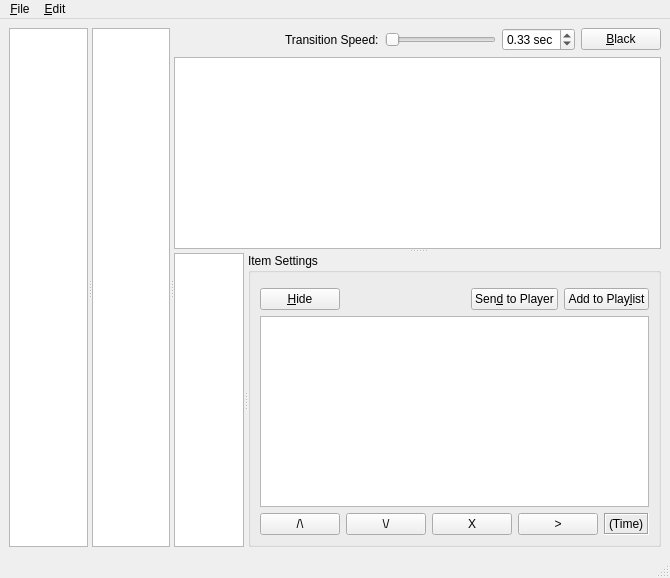
google-code-export/dviz, file src/glvidtex/DirectorWindow.ui: the form before one commit.
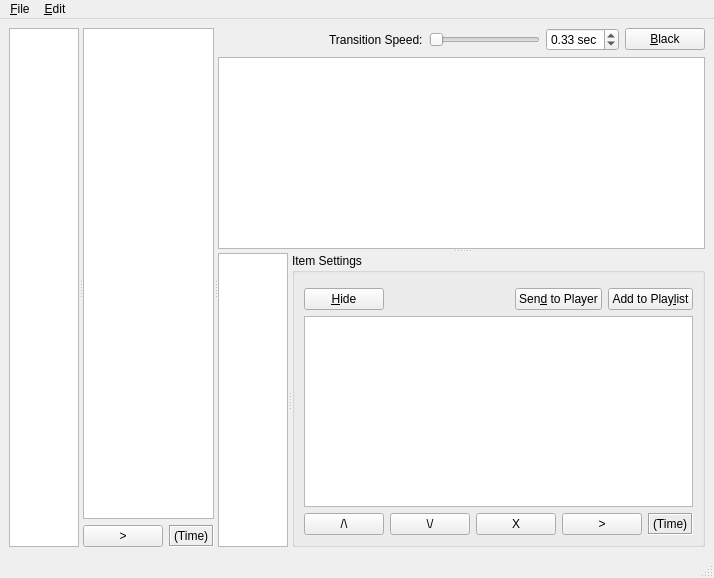
The form after the commit. Custom widgets are drawn as their Qt base class.

Commit message: Added play btn and time label to DirectorWindow for slide play list - still need to 'wire it in' though.

```diff
--- a/src/glvidtex/DirectorWindow.ui
+++ b/src/glvidtex/DirectorWindow.ui
@@ -14,7 +14,7 @@
    <string>MainWindow</string>
   </property>
   <widget class="QWidget" name="centralwidget">
-   <layout class="QVBoxLayout" name="verticalLayout_4">
+   <layout class="QVBoxLayout" name="verticalLayout_5">
     <item>
      <widget class="QSplitter" name="mainSplitter">
       <property name="orientation">
@@ -31,18 +31,61 @@
         <bool>false</bool>
        </attribute>
       </widget>
-      <widget class="QTableView" name="groupListview">
-       <property name="selectionBehavior">
-        <enum>QAbstractItemView::SelectRows</enum>
-       </property>
-       <attribute name="verticalHeaderVisible">
-        <bool>false</bool>
-       </attribute>
-       <attribute name="verticalHeaderVisible">
-        <bool>false</bool>
-       </attribute>
-      </widget>
       <widget class="QWidget" name="">
+       <layout class="QVBoxLayout" name="verticalLayout_4">
+        <item>
+         <widget class="QTableView" name="groupListview">
+          <property name="selectionBehavior">
+           <enum>QAbstractItemView::SelectRows</enum>
+          </property>
+          <attribute name="verticalHeaderVisible">
+           <bool>false</bool>
+          </attribute>
+          <attribute name="verticalHeaderVisible">
+           <bool>false</bool>
+          </attribute>
+         </widget>
+        </item>
+        <item>
+         <layout class="QHBoxLayout" name="horizontalLayout_3">
+          <item>
+           <widget class="QPushButton" name="slidePlayBtn">
+            <property name="text">
+             <string>&gt;</string>
+            </property>
+           </widget>
+          </item>
+          <item>
+           <widget class="QLabel" name="slideTimeLabel">
+            <property name="frameShape">
+             <enum>QFrame::Box</enum>
+            </property>
+            <property name="frameShadow">
+             <enum>QFrame::Sunken</enum>
+            </property>
+            <property name="text">
+             <string>(Time)</string>
+            </property>
+           </widget>
+          </item>
+          <item>
+           <spacer name="horizontalSpacer_3">
+            <property name="orientation">
+             <enum>Qt::Horizontal</enum>
+            </property>
+            <property name="sizeHint" stdset="0">
+             <size>
+              <width>40</width>
+              <height>20</height>
+             </size>
+            </property>
+           </spacer>
+          </item>
+         </layout>
+        </item>
+       </layout>
+      </widget>
+      <widget class="QWidget" name="layoutWidget">
        <layout class="QVBoxLayout" name="verticalLayout_2">
         <item>
          <layout class="QHBoxLayout" name="transitionLayout">
```
The commit also changes 1 other file.
